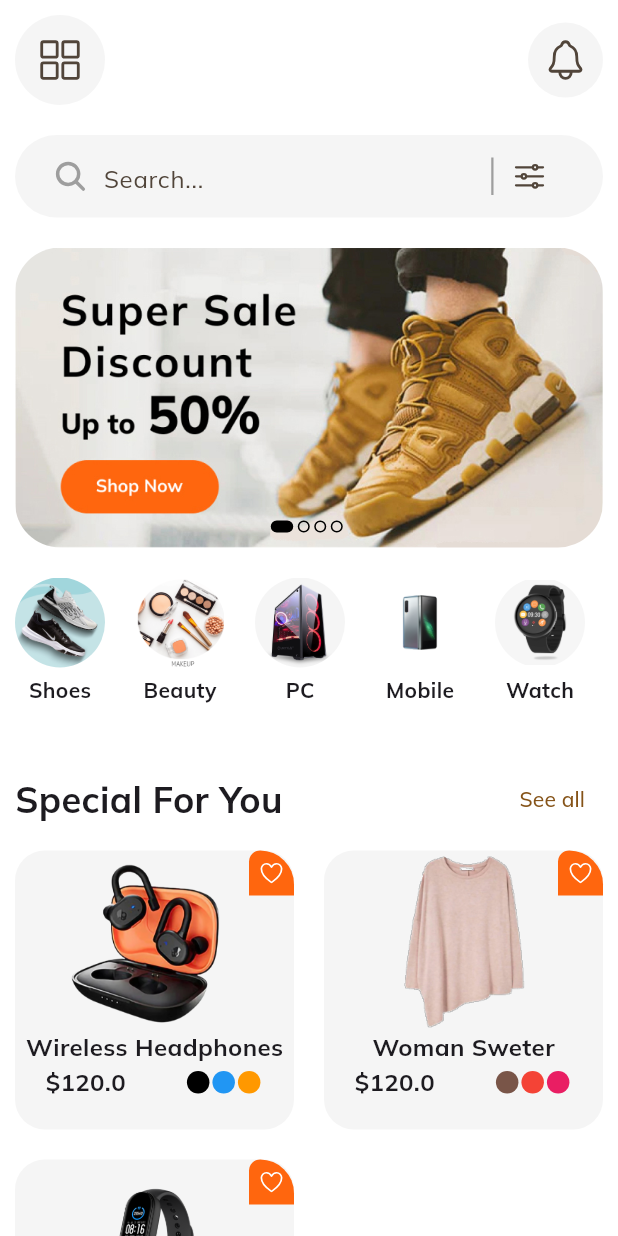
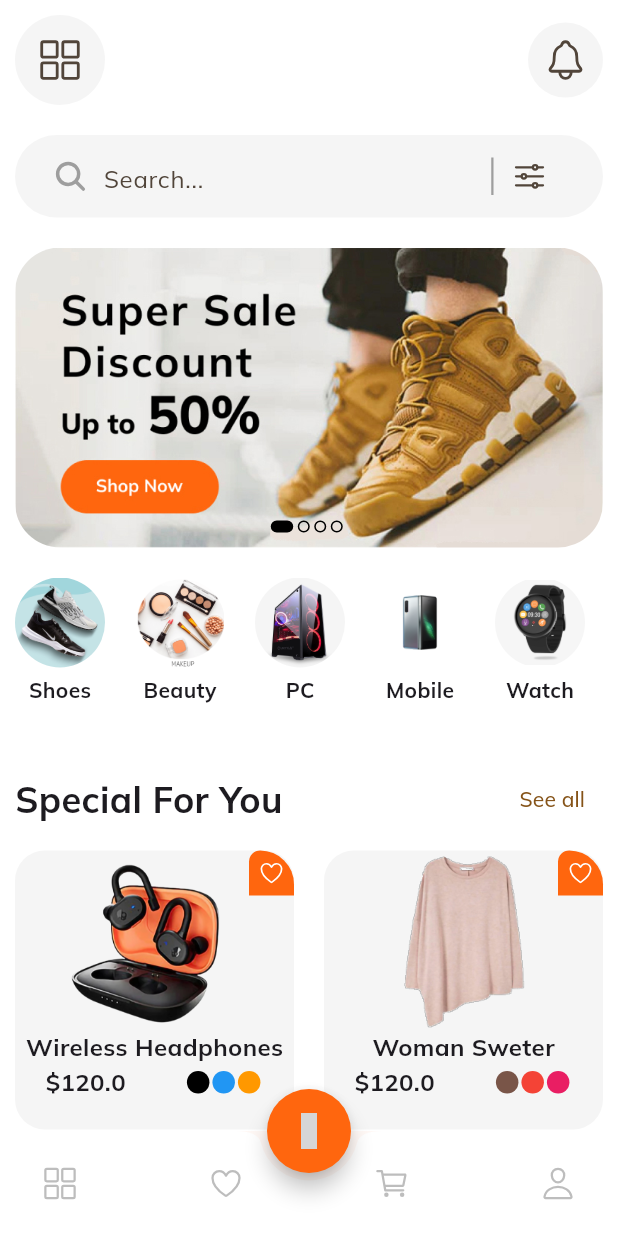
Before and after one commit to kadluc005/shopUI_tuto_yt, a Flutter app: the screen it shows after launch, on a phone screen of 412 x 824 dp. Run offline on Flutter 3.47's test engine with Material 3 defaults, Android fonts, the phone set to English and light mode, and no system bars; our stand-ins replace google_fonts, iconsax, ionicons; grey boxes are pictures that could not be loaded.

Commit message:
last modifications

```diff
--- a/lib/main.dart
+++ b/lib/main.dart
@@ -1,7 +1,7 @@
 import 'package:flutter/cupertino.dart';
 import 'package:flutter/material.dart';
 import 'package:google_fonts/google_fonts.dart';
-import 'package:shop/screens/home_screen.dart';
+import 'package:shop/screens/main_screen.dart';
 
 void main() {
   runApp(const MyApp());
@@ -22,7 +22,7 @@ class MyApp extends StatelessWidget {
         useMaterial3: true,
         textTheme: GoogleFonts.mulishTextTheme(),
       ),
-      home: const HomeScreen(),
+      home: const MainScreen(),
     );
   }
 }
--- /dev/null
+++ b/lib/screens/main_screen.dart
@@ -0,0 +1,90 @@
+import 'package:flutter/material.dart';
+import 'package:iconsax/iconsax.dart';
+import 'package:ionicons/ionicons.dart';
+import 'package:shop/screens/cart_screen.dart';
+import 'package:shop/screens/home_screen.dart';
+import 'package:shop/widgets/constants.dart';
+
+class MainScreen extends StatefulWidget {
+  const MainScreen({super.key});
+
+  @override
+  State<MainScreen> createState() => _MainScreenState();
+}
+
+class _MainScreenState extends State<MainScreen> {
+  int currentTab = 2;
+  List screens = const [
+    Scaffold(),
+    Scaffold(),
+    HomeScreen(),
+    CartScreen(),
+    Scaffold()
+  ];
+  @override
+  Widget build(BuildContext context) {
+    return Scaffold(
+      floatingActionButton: FloatingActionButton(
+        shape: const CircleBorder(),
+        backgroundColor: kprimaryColor,
+        onPressed: () {
+          setState(() {
+            currentTab = 2;
+          });
+        },
+        child: const Icon(
+          Iconsax.home,
+          color: Colors.white,
+        ),
+      ),
+      floatingActionButtonLocation: FloatingActionButtonLocation.centerDocked,
+      bottomNavigationBar: BottomAppBar(
+        elevation: 0,
+        height: 70,
+        color: Colors.white,
+        shape: const CircularNotchedRectangle(),
+        notchMargin: 5,
+        clipBehavior: Clip.antiAliasWithSaveLayer,
+        child: Row(
+          mainAxisSize: MainAxisSize.max,
+          mainAxisAlignment: MainAxisAlignment.spaceBetween,
+          children: [
+            IconButton(
+                onPressed: () => setState(() {
+                      currentTab = 0;
+                    }),
+                icon: Icon(
+                  Ionicons.grid_outline,
+                  color: currentTab == 0 ? kprimaryColor : Colors.grey.shade400,
+                )),
+            IconButton(
+                onPressed: () => setState(() {
+                      currentTab = 1;
+                    }),
+                icon: Icon(
+                  Ionicons.heart_outline,
+                  color: currentTab == 1 ? kprimaryColor : Colors.grey.shade400,
+                )),
+            IconButton(
+                onPressed: () => setState(() {
+                      currentTab = 3;
+                    }),
+                icon: Icon(
+                  Ionicons.cart_outline,
+                  color: currentTab == 3 ? kprimaryColor : Colors.grey.shade400,
+                )),
+            IconButton(
+                onPressed: () => setState(() {
+                      currentTab = 4;
+                    }),
+                icon: Icon(
+                  Ionicons.person_outline,
+                  color: currentTab == 4 ? kprimaryColor : Colors.grey.shade400,
+                )),
+          ],
+        ),
+      ),
+      body: screens[currentTab],
+    );
+  }
+}
--- a/lib/widgets/categories.dart
+++ b/lib/widgets/categories.dart
@@ -30,7 +30,7 @@ class Categories extends StatelessWidget {
                 ),
                 Text(
                   categories[index].title,
-                  style: TextStyle(fontWeight: FontWeight.bold),
+                  style: const TextStyle(fontWeight: FontWeight.bold),
                 )
               ],
             );
--- a/lib/widgets/products_widget/information.dart
+++ b/lib/widgets/products_widget/information.dart
@@ -1,4 +1,3 @@
-import 'package:flutter/cupertino.dart';
 import 'package:flutter/material.dart';
 import 'package:ionicons/ionicons.dart';
 import 'package:shop/models/product.dart';
--- a/pubspec.yaml
+++ b/pubspec.yaml
@@ -37,6 +37,7 @@ dependencies:
   cupertino_icons: ^1.0.6
   ionicons: ^0.2.2
   google_fonts: ^6.2.1
+  iconsax: ^0.0.8
 
 dev_dependencies:
   flutter_test:
```
Also changed, not shown: lib/models/cart_item.dart (added, +13 -0 lines), lib/screens/cart_screen.dart (added, +58 -0 lines), lib/screens/product_screen.dart (+40 -35 lines), lib/widgets/cart_tile.dart (added, +128 -0 lines), lib/widgets/checkout_box.dart (added, +102 -0 lines), lib/widgets/products_widget/add_to_cart.dart (added, +83 -0 lines), lib/widgets/products_widget/product_description.dart (added, +34 -0 lines), lib/models/product.dart (line endings or trailing spaces), lib/widgets/products_widget/image_slider.dart (renamed from lib/widgets/products_widget/imageSlider.dart), pubspec.lock.
